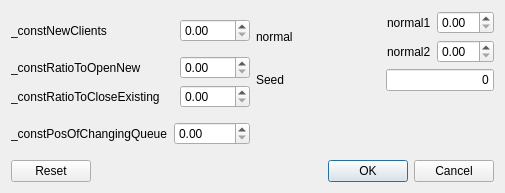
This is advanceddialog.ui in wgml/kolejki as Qt 5 draws it before an edit. The edited form follows.
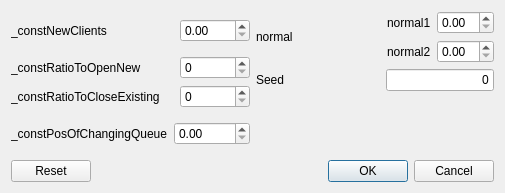
This is the edited form.

What changed in the file:
```diff
--- a/advanceddialog.ui
+++ b/advanceddialog.ui
@@ -83,7 +83,7 @@
             </spacer>
            </item>
            <item>
-            <widget class="QDoubleSpinBox" name="constToOpen">
+            <widget class="QSpinBox" name="constToOpen">
              <property name="minimumSize">
               <size>
                <width>70</width>
@@ -117,7 +117,7 @@
             </spacer>
            </item>
            <item>
-            <widget class="QDoubleSpinBox" name="constToClose">
+            <widget class="QSpinBox" name="constToClose">
              <property name="minimumSize">
               <size>
                <width>70</width>
```
Left out of the diff: 8 changed lines with no effect on the pictures.
